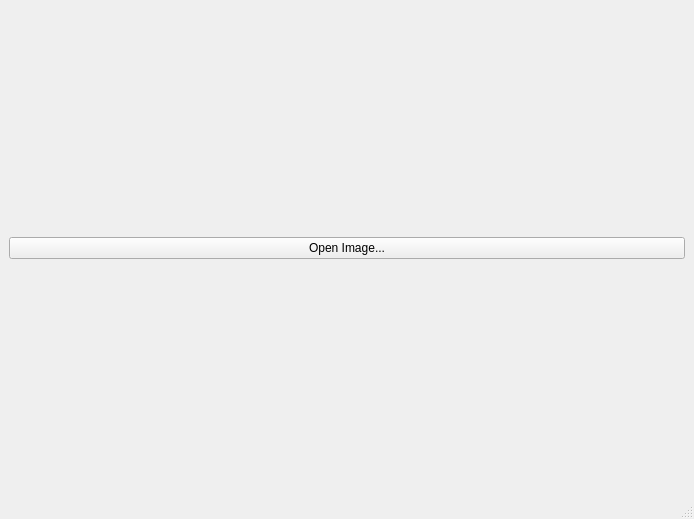
yunuscanemre/cpsc453, file a1/MainWindow.ui: the form before one commit.
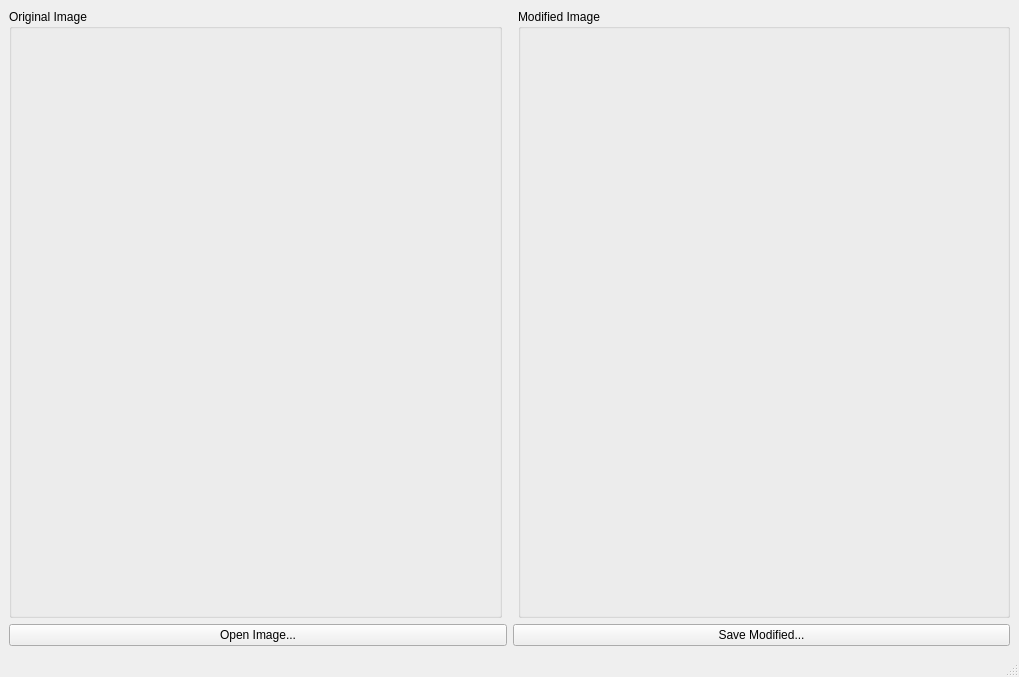
The form after the commit.

Commit message: Showing original and modified image

Patch:
```diff
--- a/a1/MainWindow.ui
+++ b/a1/MainWindow.ui
@@ -6,24 +6,79 @@
    <rect>
     <x>0</x>
     <y>0</y>
-    <width>694</width>
-    <height>519</height>
+    <width>1019</width>
+    <height>677</height>
    </rect>
   </property>
   <property name="windowTitle">
    <string>MainWindow</string>
   </property>
   <widget class="QWidget" name="centralwidget">
-   <layout class="QVBoxLayout" name="verticalLayout_2">
+   <layout class="QVBoxLayout" name="verticalLayout_3">
     <item>
-     <layout class="QVBoxLayout" name="glLayout"/>
+     <layout class="QHBoxLayout" name="horizontalLayout">
+      <item>
+       <widget class="QGroupBox" name="originalImgBox">
+        <property name="title">
+         <string>Original Image</string>
+        </property>
+        <layout class="QVBoxLayout" name="verticalLayout">
+         <item>
+          <widget class="QWidget" name="origImgContainerWidget" native="true"/>
+         </item>
+        </layout>
+       </widget>
+      </item>
+      <item>
+       <spacer name="horizontalSpacer">
+        <property name="orientation">
+         <enum>Qt::Horizontal</enum>
+        </property>
+        <property name="sizeType">
+         <enum>QSizePolicy::Fixed</enum>
+        </property>
+        <property name="sizeHint" stdset="0">
+         <size>
+          <width>10</width>
+          <height>20</height>
+         </size>
+        </property>
+       </spacer>
+      </item>
+      <item>
+       <widget class="QGroupBox" name="modifiedImageBox">
+        <property name="title">
+         <string>Modified Image</string>
+        </property>
+        <layout class="QVBoxLayout" name="verticalLayout_2">
+         <item>
+          <widget class="QWidget" name="modImgContainerWidget" native="true"/>
+         </item>
+        </layout>
+       </widget>
+      </item>
+     </layout>
     </item>
     <item>
-     <widget class="QPushButton" name="openFileButton">
-      <property name="text">
-       <string>Open Image...</string>
+     <layout class="QHBoxLayout" name="horizontalLayout_2">
+      <property name="sizeConstraint">
+       <enum>QLayout::SetDefaultConstraint</enum>
       </property>
-     </widget>
+      <item>
+       <widget class="QPushButton" name="openFileButton">
+        <property name="text">
+         <string>Open Image...</string>
+        </property>
+       </widget>
+      </item>
+      <item>
+       <widget class="QPushButton" name="openFileButton_2">
+        <property name="text">
+         <string>Save Modified...</string>
+        </property>
+       </widget>
+      </item>
+     </layout>
     </item>
    </layout>
   </widget>
```
The commit also changes 10 other files.
